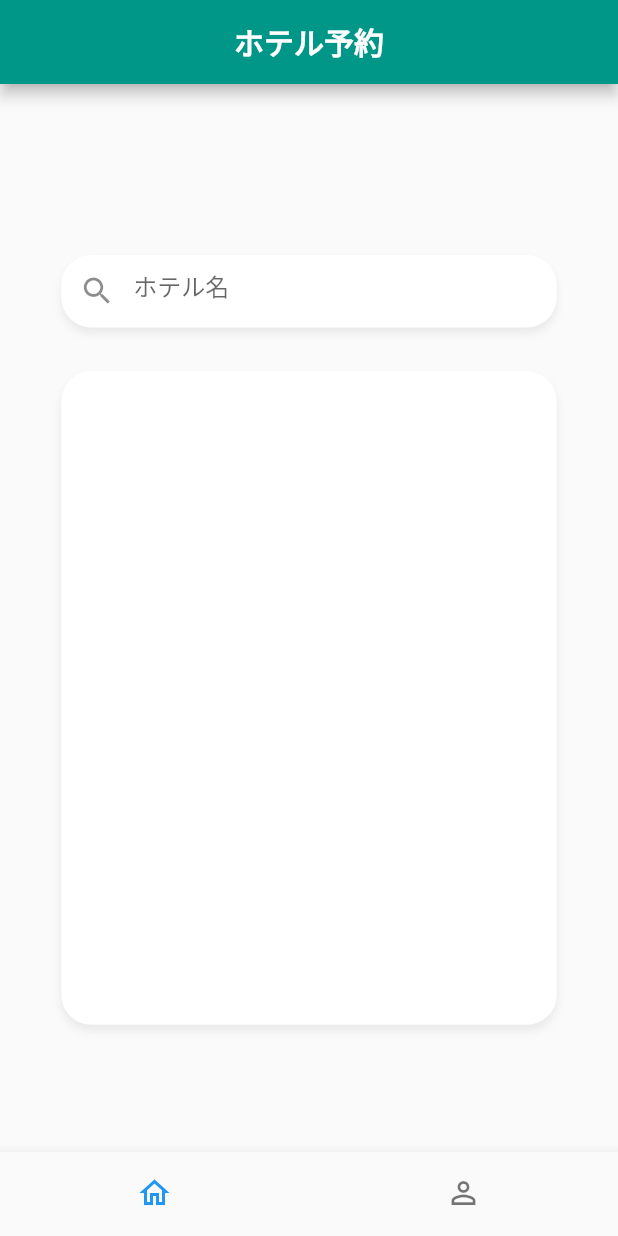
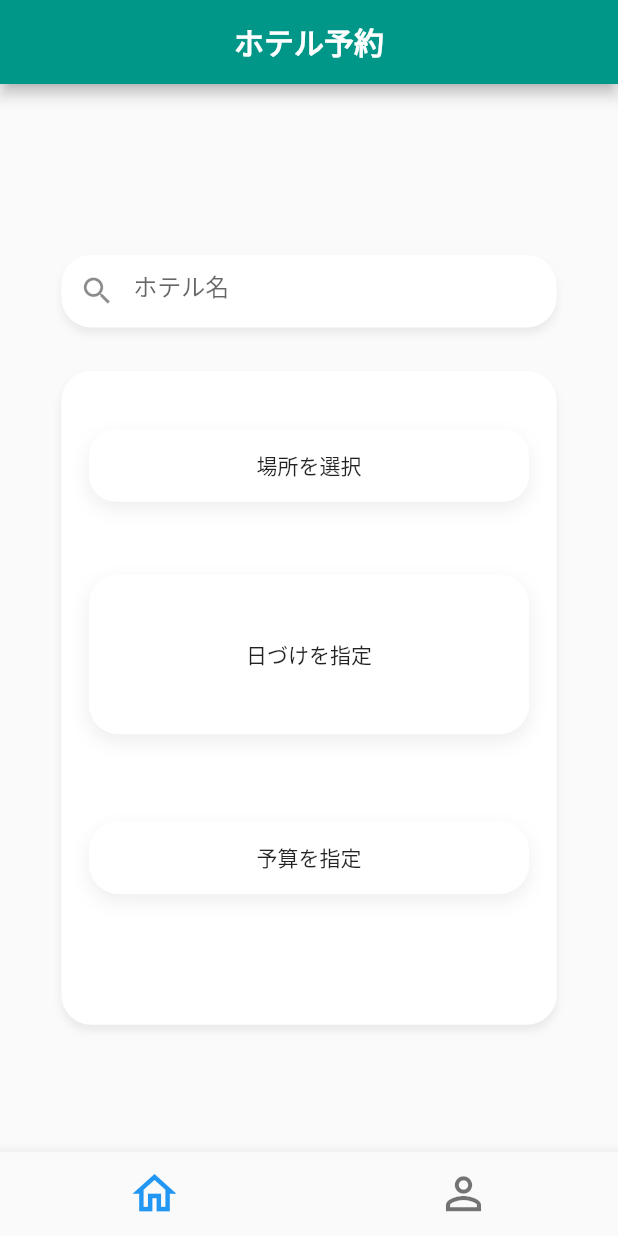
Before and after one commit to naga11100/flutter_booking, a Flutter app: the screen it shows after launch, on a phone screen of 412 x 824 dp. Run offline on Flutter 3.47's test engine with Material 2 defaults, Android fonts, the phone set to English and light mode, and no system bars; our stand-ins replace cloud_firestore, firebase_core, flutter_hooks, flutter_screenutil; accounts and stored records are empty.

Commit message:
検索機能実装まで

```diff
--- a/lib/main.dart
+++ b/lib/main.dart
@@ -16,7 +16,7 @@ class MyApp extends StatelessWidget {
   @override
   Widget build(BuildContext context) {
     return MaterialApp(
-      title: 'Flutter Demo',
+      title: 'base page',
       theme: ThemeData(),
       home: const BasePage(),
     );
--- a/lib/pages/base_page.dart
+++ b/lib/pages/base_page.dart
@@ -42,7 +42,7 @@ class BasePage extends HookWidget {
         items: TabItem.values
             .map(
               (tabItem) => BottomNavigationBarItem(
-            icon: Icon(tabItem.icon),
+            icon: Icon(tabItem.icon,size: 35,),
             label: "",
           ),
         )
--- a/lib/pages/home.dart
+++ b/lib/pages/home.dart
@@ -25,14 +25,12 @@ class HomePage extends StatelessWidget {
     return Scaffold(
       resizeToAvoidBottomInset: false,
       appBar: AppBar(
-        centerTitle: true,  // 中央寄せを設定
+        centerTitle: true, // 中央寄せを設定
         title: const Text(
           "ホテル予約",
-          style: TextStyle(color: Colors.white,fontWeight: FontWeight.bold),
+          style: TextStyle(color: Colors.white, fontWeight: FontWeight.bold),
         ),
         backgroundColor: const Color(0xff009688),
-
-
       ),
       body: SizedBox(
         width: 393.w,
@@ -95,6 +93,64 @@ class HomePage extends StatelessWidget {
                 ],
                 color: Colors.white,
               ),
+              child: Column(
+                children: <Widget>[
+                  Container(
+                    width: 280.w,
+                    height: 50.h,
+                    margin: EdgeInsets.symmetric(vertical: 40.h),
+                    alignment: Alignment.center,
+                    decoration: BoxDecoration(
+                      borderRadius: BorderRadius.circular(18),
+                      boxShadow: const [
+                        BoxShadow(
+                          color: Color(0x11000000),
+                          blurRadius: 10,
+                          offset: Offset(0, 5),
+                        ),
+                      ],
+                      color: Colors.white,
+                    ),
+                    child: const Text("場所を選択"),
+                  ),
+                  Container(
+                    width: 280.w,
+                    height: 110.h,
+                    margin: EdgeInsets.symmetric(vertical: 10.h),
+                    alignment: Alignment.center,
+                    decoration: BoxDecoration(
+                      borderRadius: BorderRadius.circular(20),
+                      boxShadow: const [
+                        BoxShadow(
+                          color: Color(0x11000000),
+                          blurRadius: 10,
+                          offset: Offset(0, 5),
+                        ),
+                      ],
+                      color: Colors.white,
+                    ),
+                    child: const Text("日づけを指定"),
+                  ),
+                  Container(
+                    width: 280.w,
+                    height: 50.h,
+                    margin: EdgeInsets.symmetric(vertical: 50.h),
+                    alignment: Alignment.center,
+                    decoration: BoxDecoration(
+                      borderRadius: BorderRadius.circular(20),
+                      boxShadow: const [
+                        BoxShadow(
+                          color: Color(0x11000000),
+                          blurRadius: 10,
+                          offset: Offset(0, 5),
+                        ),
+                      ],
+                      color: Colors.white,
+                    ),
+                    child: const Text("予算を指定"),
+                  )
+                ],
+              ),
             ),
           ],
         ),
--- a/lib/pages/hotel_list.dart
+++ b/lib/pages/hotel_list.dart
@@ -6,15 +6,16 @@ class HotelList extends ChangeNotifier {
   List<Hotel> hotels = [];
 
   Future<void> searchHotel(String hotelName) async {
+    hotels = [];
     // Firestoreからコレクション'books'(QuerySnapshot)を取得してdocsに代入。
       final docs = await FirebaseFirestore.instance.collection('hotel').where('name',isEqualTo: hotelName).get();
       // getter docs: docs(List<QueryDocumentSnapshot<T>>型)のドキュメント全てをリストにして取り出す。
       // map(): Listの各要素をBookに変換
       // toList(): Map()から返ってきたIterable→Listに変換する。
-      final hotels = docs.docs
+      final hotelList = docs.docs
           .map((doc) => Hotel(doc))
           .toList();
-      this.hotels = hotels;
+      hotels = hotelList;
       print(hotels[0]);
       notifyListeners();
   }
```
Also changed, not shown: lib/pages/mypage.dart (+12 -3 lines), lib/pages/results.dart (+16 -10 lines).
